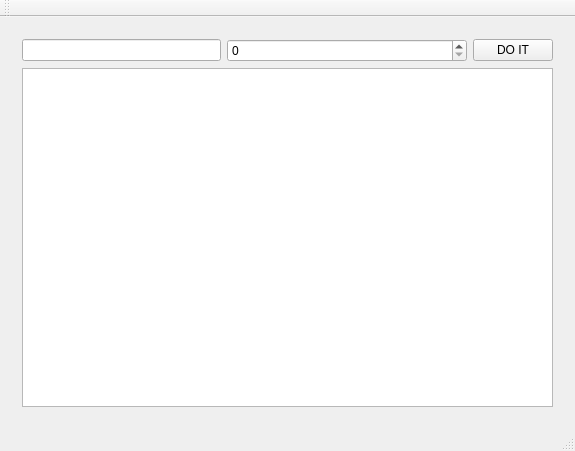
Above: VSAM/mainwindow.ui from bsbadiane/DataBase before the change. Below: the same form after it.
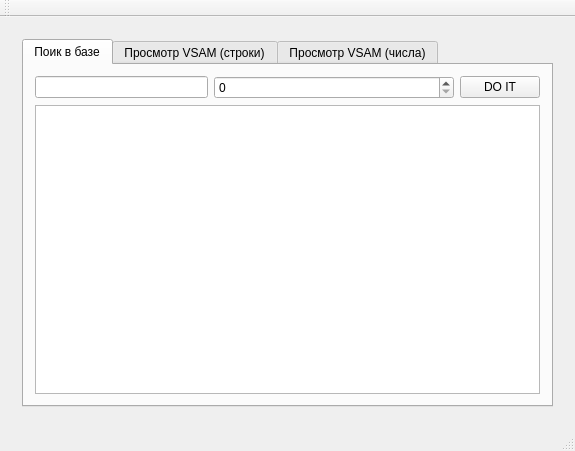
That is the form after the change. The open tabs and pages were chosen to show the change.

The edit to the form file:
```diff
--- a/VSAM/mainwindow.ui
+++ b/VSAM/mainwindow.ui
@@ -20,6 +20,57 @@
       <property name="currentIndex">
        <number>0</number>
       </property>
+      <widget class="QWidget" name="page_2">
+       <layout class="QGridLayout" name="gridLayout_3">
+        <item row="0" column="0">
+         <widget class="QTabWidget" name="tabWidget">
+          <property name="currentIndex">
+           <number>0</number>
+          </property>
+          <widget class="QWidget" name="tab">
+           <attribute name="title">
+            <string>Поик в базе</string>
+           </attribute>
+           <layout class="QGridLayout" name="gridLayout_4">
+            <item row="0" column="0">
+             <widget class="QLineEdit" name="stringInput"/>
+            </item>
+            <item row="0" column="2">
+             <widget class="QPushButton" name="pushButton_2">
+              <property name="text">
+               <string>DO IT</string>
+              </property>
+             </widget>
+            </item>
+            <item row="2" column="0" colspan="3">
+             <widget class="QTableWidget" name="tableWidget"/>
+            </item>
+            <item row="0" column="1">
+             <widget class="QSpinBox" name="numberInput">
+              <property name="minimumSize">
+               <size>
+                <width>240</width>
+                <height>23</height>
+               </size>
+              </property>
+             </widget>
+            </item>
+           </layout>
+          </widget>
+          <widget class="QWidget" name="tab_2">
+           <attribute name="title">
+            <string>Просмотр VSAM (строки)</string>
+           </attribute>
+          </widget>
+          <widget class="QWidget" name="tab_3">
+           <attribute name="title">
+            <string>Просмотр VSAM (числа)</string>
+           </attribute>
+          </widget>
+         </widget>
+        </item>
+       </layout>
+      </widget>
       <widget class="QWidget" name="page">
        <layout class="QGridLayout" name="gridLayout_2">
         <item row="0" column="1">
@@ -103,33 +154,6 @@
         </item>
        </layout>
       </widget>
-      <widget class="QWidget" name="page_2">
-       <layout class="QGridLayout" name="gridLayout_3">
-        <item row="0" column="0">
-         <widget class="QLineEdit" name="lineEdit_string"/>
-        </item>
-        <item row="0" column="1">
-         <widget class="QSpinBox" name="spinBox">
-          <property name="minimumSize">
-           <size>
-            <width>240</width>
-            <height>23</height>
-           </size>
-          </property>
-         </widget>
-        </item>
-        <item row="0" column="2">
-         <widget class="QPushButton" name="pushButton_2">
-          <property name="text">
-           <string>DO IT</string>
-          </property>
-         </widget>
-        </item>
-        <item row="1" column="0" colspan="3">
-         <widget class="QTableWidget" name="tableWidget"/>
-        </item>
-       </layout>
-      </widget>
      </widget>
     </item>
    </layout>
```
